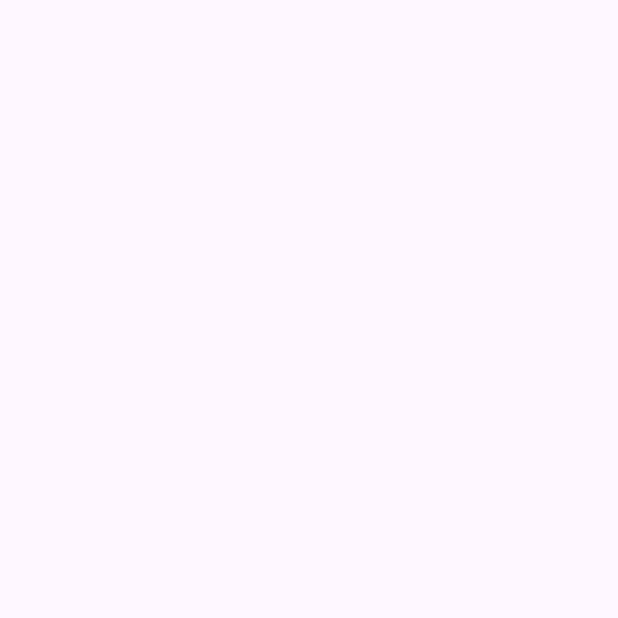
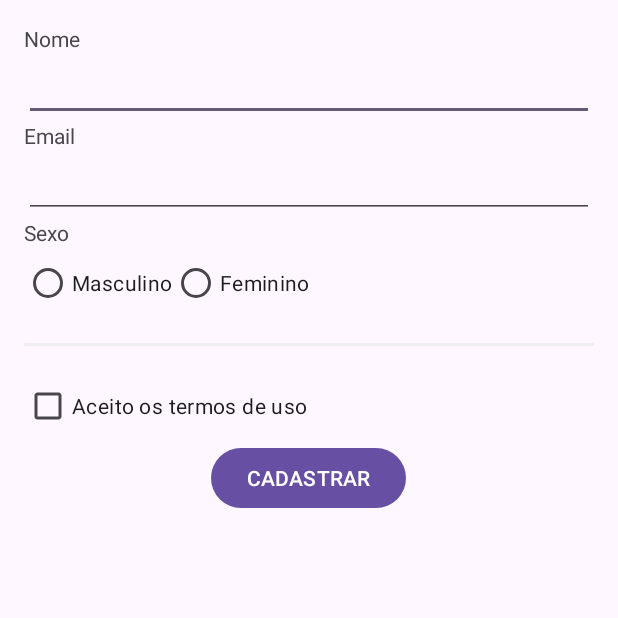
Before and after one commit to AleirSanches/HelloAndroid, an Android app: the CadastroActivity screen opened directly, with no data from a screen before it, on a phone screen of 412 x 824 dp, the top half of it. Before the commit the part shown is empty. Run offline under Robolectric (Android 15) with nearby library versions, the phone set to English and light mode, and no system bars.

Commit message:
Atualizando  as Activity Home, Cadastro e Esqueci_Senha

```diff
--- a/app/src/main/res/layout/activity_cadastro.xml
+++ b/app/src/main/res/layout/activity_cadastro.xml
@@ -1,9 +1,67 @@
 <?xml version="1.0" encoding="utf-8"?>
-<androidx.constraintlayout.widget.ConstraintLayout xmlns:android="http://schemas.android.com/apk/res/android"
-    xmlns:app="http://schemas.android.com/apk/res-auto"
-    xmlns:tools="http://schemas.android.com/tools"
+
+<LinearLayout
+    xmlns:android="http://schemas.android.com/apk/res/android"
     android:layout_width="match_parent"
     android:layout_height="match_parent"
-    tools:context=".CadastroActivity">
+    android:orientation="vertical"
+    android:padding="16dp">
 
-</androidx.constraintlayout.widget.ConstraintLayout>
+    <TextView
+        android:layout_width="wrap_content"
+        android:layout_height="wrap_content"
+        android:text="Nome"/>
+    <EditText
+        android:layout_width="match_parent"
+        android:layout_height="wrap_content"/>
+
+    <TextView
+        android:layout_width="wrap_content"
+        android:layout_height="wrap_content"
+        android:text="Email"/>
+    <EditText
+        android:layout_width="match_parent"
+        android:layout_height="wrap_content"/>
+
+    <TextView
+        android:layout_width="wrap_content"
+        android:layout_height="wrap_content"
+        android:text="Sexo"/>
+    <RadioGroup
+        android:layout_width="match_parent"
+        android:layout_height="wrap_content"
+        android:orientation="horizontal">
+        <RadioButton
+            android:id="@+id/radio_1"
+            android:layout_width="wrap_content"
+            android:layout_height="wrap_content"
+            android:text="Masculino"/>
+
+        <RadioButton
+            android:id="@+id/radio_2"
+            android:layout_width="wrap_content"
+            android:layout_height="wrap_content"
+            android:text="Feminino"/>
+
+    </RadioGroup>
+
+    <View
+        android:layout_width="match_parent"
+        android:layout_height="2dp"
+        android:background="#eeeeee"
+        android:layout_marginVertical="16dp"/>
+
+    <CheckBox
+        android:layout_width="wrap_content"
+        android:layout_height="wrap_content"
+        android:text="Aceito os termos de uso"/>
+
+    <Button
+        android:layout_width="wrap_content"
+        android:layout_height="wrap_content"
+        android:layout_gravity="center"
+        android:text="CADASTRAR"/>
+
+
+
+</LinearLayout>
--- a/app/src/main/res/layout/activity_main.xml
+++ b/app/src/main/res/layout/activity_main.xml
@@ -47,6 +47,7 @@
 
 
                 <TextView
+                    android:id="@+id/btEsqueciSenha"
                     android:layout_width="0dp"
                     android:layout_height="36dp"
                     android:layout_weight="1"
@@ -56,6 +57,7 @@
 
 
                 <TextView
+                    android:id="@+id/btCadastre_se"
                     android:layout_width="0dp"
                     android:layout_height="36dp"
                     android:text="Cadastre-se"
@@ -72,6 +74,7 @@
 
 
             <Button
+                android:id="@+id/btLogin"
                 android:layout_width="wrap_content"
                 android:layout_height="wrap_content"
                 android:layout_gravity="center"
```
Also changed, not shown: app/src/main/java/com/example/helloandroid/MainActivity.kt (+23 -0 lines), app/src/main/res/layout/activity_esqueci_senha.xml (+23 -5 lines).
